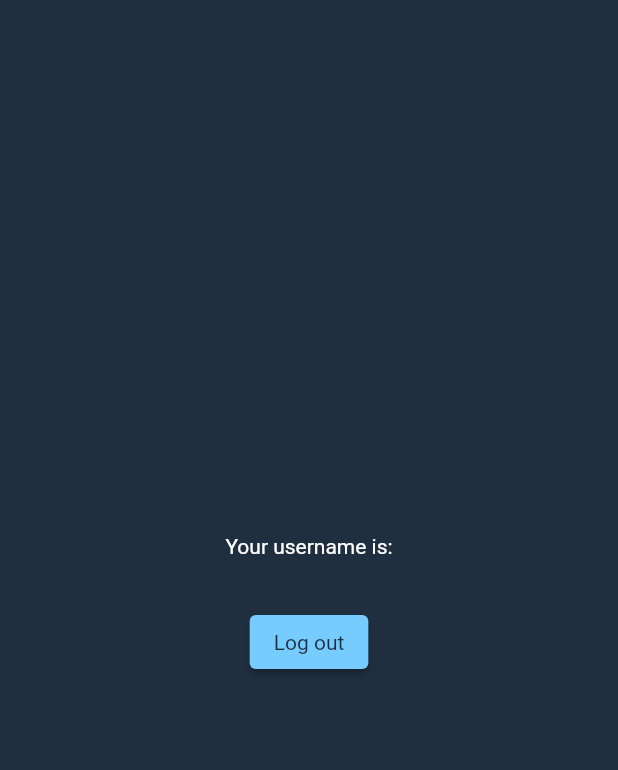
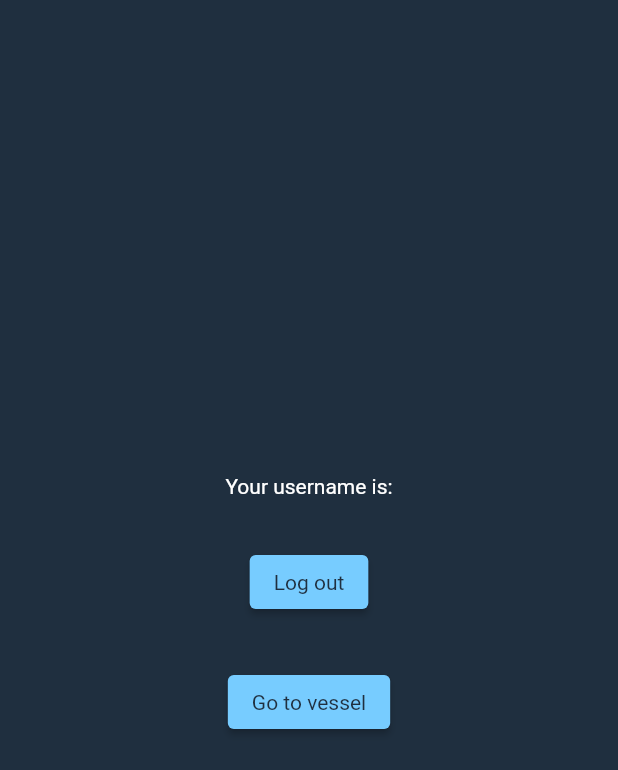
Before and after one commit to Saltswimmer/ru-seniorproj, a Flutter app: the HomepageWidget widget shown alone on an empty page, opened directly with empty values, on a phone screen of 412 x 824 dp. Shown: the top 770 px of the screen. Run offline on Flutter 3.47's test engine with Material 2 defaults, Android fonts, the phone set to English and light mode, and no system bars; our stand-ins replace dio, go_router, localstorage.

Commit message:
Added vessel page

```diff
--- a/harbour_frontend/lib/pages/home.dart
+++ b/harbour_frontend/lib/pages/home.dart
@@ -87,6 +87,12 @@ class HomepageWidget extends StatelessWidget {
                 onPressed: () => logout(),
                 child: TextTemplates.medium('Log out', colors.onSurface)),
           ),
+          Padding(
+            padding: const EdgeInsets.all(16.0),
+            child: ElevatedButton(
+                onPressed: () => Routes.router.pushReplacement('/vesseltest'),
+                child: TextTemplates.medium('Go to vessel', colors.onSurface)),
+          ),
         ],
       ),
     ));
--- a/harbour_frontend/lib/routes.dart
+++ b/harbour_frontend/lib/routes.dart
@@ -4,6 +4,7 @@ import 'package:go_router/go_router.dart';
 import 'package:harbour_frontend/pages/landing.dart';
 import 'package:harbour_frontend/pages/credentials.dart';
 import 'package:harbour_frontend/pages/home.dart';
+import 'package:harbour_frontend/pages/vessel/vessel.dart';
 
 class Routes {
   static final GoRouter router = GoRouter(routes: <RouteBase>[
@@ -25,7 +26,11 @@ class Routes {
           GoRoute(
             path: 'home',
             builder: (BuildContext context, GoRouterState state) =>
-              const HomePage(),)
+              const HomePage(),),
+          GoRoute(
+            path: 'vesseltest',
+            builder: (BuildContext context, GoRouterState state) =>
+              const VesselPage(),)
         ])
   ]);
 }
```
Also changed, not shown: harbour_frontend/lib/pages/vessel/vessel.dart (added, +23 -0 lines).
